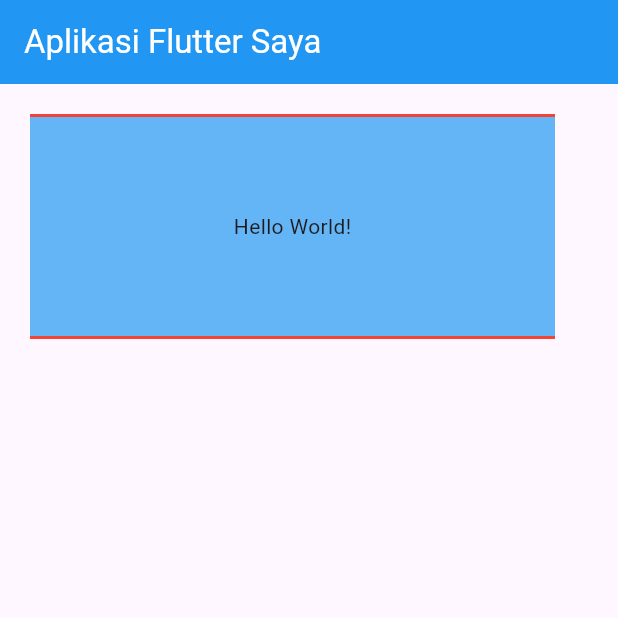
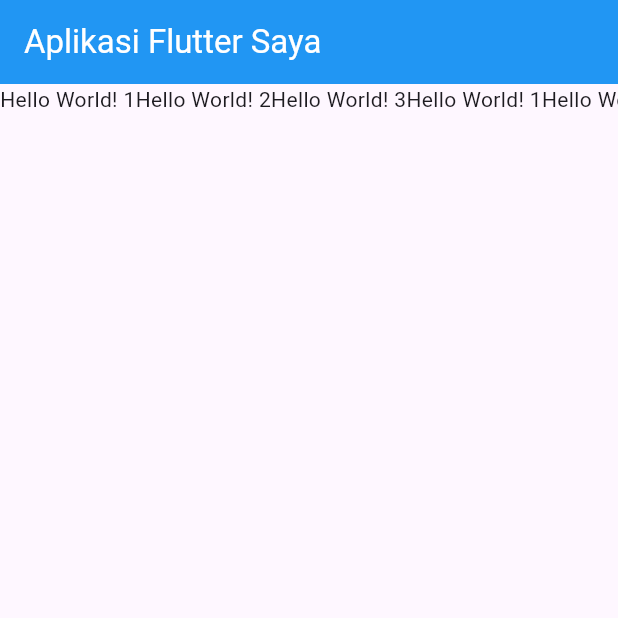
Before and after one commit to habijm/LearnFlutter, a Flutter app: the screen it shows after launch, on a phone screen of 412 x 824 dp, the top half of it. Run offline on Flutter 3.47's test engine with Material 3 defaults, Android fonts, the phone set to English and light mode, and no system bars.

Commit message:
belajar flutter: layout multiple child

```diff
--- /dev/null
+++ b/lib/layout_multiplechild.dart
@@ -0,0 +1,52 @@
+import 'package:flutter/material.dart';
+
+void main() {
+  runApp(AplikasiSaya());
+}
+
+class AplikasiSaya extends StatelessWidget {
+  @override
+  Widget build(BuildContext context) {
+    return MaterialApp(
+      home: Scaffold(
+          appBar: AppBar(
+            title: Text('Aplikasi Flutter Saya',
+                style: TextStyle(color: Colors.white)),
+            backgroundColor:
+                Colors.blue, // Ganti dengan warna yang Anda inginkan
+          ),
+          body: SingleChildScrollView(
+              scrollDirection: Axis.horizontal,
+              child: Container(
+                height: 200,
+                width: 600,
+                decoration: BoxDecoration(
+                  color: Colors.blue[300],
+                  border: Border(
+                    bottom: BorderSide(
+                      color: Colors.red,
+                      width: 2.0,
+                    ),
+                    top: BorderSide(
+                      color: Colors.red,
+                      width: 2.0,
+                    ),
+                  ),
+                ),
+                child: Row(
+                  children: [
+                    Text('Hello World! 1'),
+                    Text('Hello World! 2'),
+                    Text('Hello World! 3'),
+                    Text('Hello World! 1'),
+                    Text('Hello World! 2'),
+                    Text('Hello World! 3'),
+                    Text('Hello World! 1'),
+                    Text('Hello World! 2'),
+                    Text('Hello World! 3'),
+                  ],
+                ),
+              ))),
+    );
+  }
+}
--- a/lib/main.dart
+++ b/lib/main.dart
@@ -4,43 +4,33 @@
   runApp(AplikasiSaya());
 }
 
-class AplikasiSaya  extends StatelessWidget {
+class AplikasiSaya extends StatelessWidget {
   @override
   Widget build(BuildContext context) {
     return MaterialApp(
       home: Scaffold(
-        appBar: AppBar(
-          title: Text('Aplikasi Flutter Saya',
-              style: TextStyle(color: Colors.white)),
-          backgroundColor: Colors.blue, // Ganti dengan warna yang Anda inginkan
-        ),
-        body: Container(
-          child: Center(
-            child: new Text('Hello World!'),
-
+          appBar: AppBar(
+            title: Text('Aplikasi Flutter Saya',
+                style: TextStyle(color: Colors.white)),
+            backgroundColor:
+                Colors.blue, // Ganti dengan warna yang Anda inginkan
           ),
-          decoration: BoxDecoration(
-            color: Colors.blue[300],
-            border: Border(
-              bottom: BorderSide(
-                color: Colors.red,
-                width: 2.0,
-              ),
-              top: BorderSide(
-                color: Colors.red,
-                width: 2.0,
-              ),
-
-            )
-          ),
-          // height: double.infinity,
-          // width: double.infinity, ukuran menyesuaikan layar
-          height: 150,
-          width: 350,
-          padding: EdgeInsets.symmetric(horizontal: 20.0, vertical: 30.0),
-         margin: EdgeInsets.all(20.0),
-        ),
-      ),
+          body: SingleChildScrollView(
+            scrollDirection: Axis.horizontal,
+            child: Row(
+              children: [
+                Text('Hello World! 1'),
+                Text('Hello World! 2'),
+                Text('Hello World! 3'),
+                Text('Hello World! 1'),
+                Text('Hello World! 2'),
+                Text('Hello World! 3'),
+                Text('Hello World! 1'),
+                Text('Hello World! 2'),
+                Text('Hello World! 3'),
+              ],
+            ),
+          )),
     );
   }
 }
```
Also changed, not shown: lib/container.dart (added, +46 -0 lines), 1 other file.
